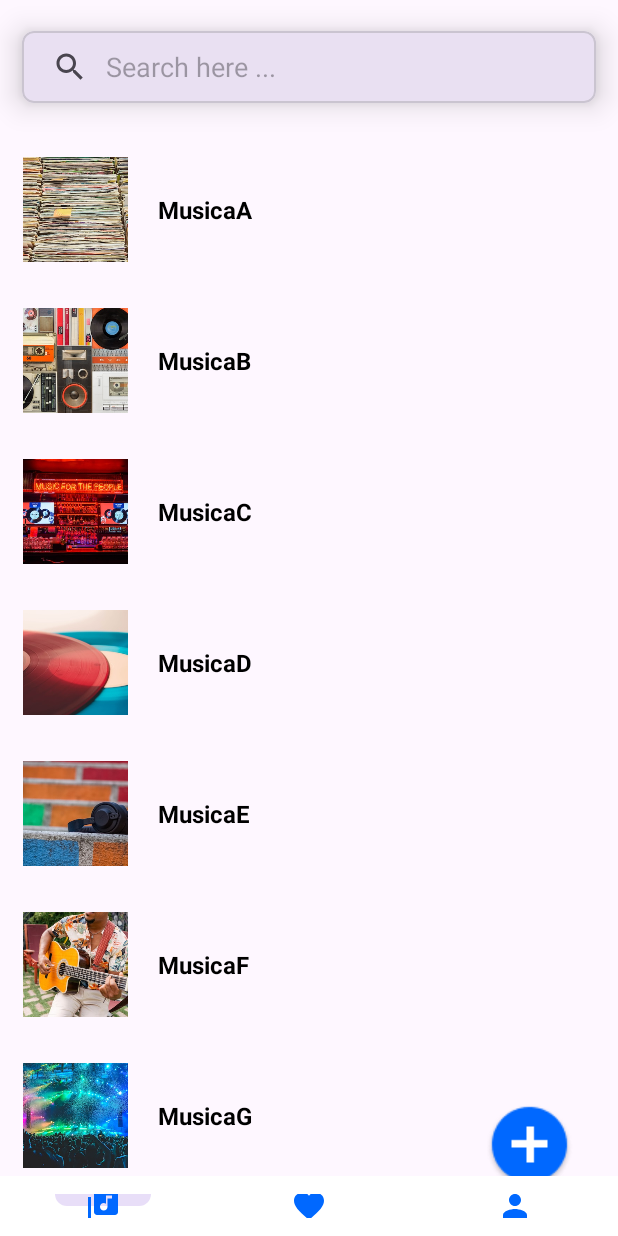
After one commit to JuanHenriq/ichords, an Android app: the BibliotecaActivity screen opened directly, with no data from a screen before it, on a phone screen of 412 x 824 dp. The commit adds this screen. Run offline under Robolectric (Android 15) with nearby library versions, the phone set to English and light mode, and no system bars.

Commit message:
Projeto Atualizado 21/11

```diff
--- a/app/src/main/AndroidManifest.xml
+++ b/app/src/main/AndroidManifest.xml
@@ -41,5 +41,9 @@
             android:name=".ResultActivity"
             android:exported="false" />
 
+        <activity
+            android:name=".BibliotecaActivity"
+            android:exported="false" />
+
     </application>
 </manifest>
--- /dev/null
+++ b/app/src/main/java/com/example/ichords/BibliotecaActivity.kt
@@ -0,0 +1,77 @@
+package com.example.ichords
+
+import android.os.Bundle
+import android.widget.Toast
+import androidx.appcompat.app.AppCompatActivity
+import androidx.appcompat.widget.SearchView
+import androidx.recyclerview.widget.LinearLayoutManager
+import androidx.recyclerview.widget.RecyclerView
+import java.util.*
+
+class BibliotecaActivity : AppCompatActivity() {
+
+    private lateinit var recyclerView: RecyclerView
+    private lateinit var searchView: SearchView
+    private var mList = ArrayList<BibliotecaData>()
+    private lateinit var adapter: BibliotecaAdapter
+
+
+
+
+    override fun onCreate(savedInstanceState: Bundle?) {
+
+        super.onCreate(savedInstanceState)
+        setContentView(R.layout.activity_biblioteca)
+
+        recyclerView = findViewById(R.id.recyclerView)
+        searchView = findViewById(R.id.searchView)
+
+        recyclerView.setHasFixedSize(true)
+        recyclerView.layoutManager = LinearLayoutManager(this)
+        addDataToList()
+        adapter = BibliotecaAdapter(mList)
+        recyclerView.adapter = adapter
+
+        searchView.setOnQueryTextListener(object : SearchView.OnQueryTextListener {
+            override fun onQueryTextSubmit(query: String?): Boolean {
+                return false
+            }
+
+            override fun onQueryTextChange(newText: String?): Boolean {
+                filterList(newText)
+                return true
+            }
+
+        })
+
+    }
+
+    private fun filterList(query: String?) {
+
+        if (query != null) {
+            val filteredList = ArrayList<BibliotecaData>()
+            for (i in mList) {
+                if (i.title.lowercase(Locale.ROOT).contains(query)) {
+                    filteredList.add(i)
+                }
+            }
+
+            if (filteredList.isEmpty()) {
+                Toast.makeText(this, "No Data found", Toast.LENGTH_SHORT).show()
+            } else {
+                adapter.setFilteredList(filteredList)
+            }
+        }
+    }
+
+    private fun addDataToList() {
+        mList.add(BibliotecaData("MusicaA", R.drawable.music_a))
+        mList.add(BibliotecaData("MusicaB", R.drawable.music_b))
+        mList.add(BibliotecaData("MusicaC", R.drawable.music_c))
+        mList.add(BibliotecaData("MusicaD", R.drawable.music_d))
+        mList.add(BibliotecaData("MusicaE", R.drawable.music_e))
+        mList.add(BibliotecaData("MusicaF", R.drawable.music_f))
+        mList.add(BibliotecaData("MusicaG", R.drawable.music_g))
+    }
+
+}
--- /dev/null
+++ b/app/src/main/java/com/example/ichords/BibliotecaAdapter.kt
@@ -0,0 +1,36 @@
+package com.example.ichords
+
+import android.view.LayoutInflater
+import android.view.View
+import android.view.ViewGroup
+import android.widget.ImageView
+import android.widget.TextView
+import androidx.recyclerview.widget.RecyclerView
+
+class BibliotecaAdapter(var mList: List<BibliotecaData>) :
+    RecyclerView.Adapter<BibliotecaAdapter.BibliotecaViewHolder>() {
+
+    inner class BibliotecaViewHolder(itemView: View) : RecyclerView.ViewHolder(itemView) {
+        val logo : ImageView = itemView.findViewById(R.id.logoIv)
+        val titleTv : TextView = itemView.findViewById(R.id.titleTv)
+    }
+
+    fun setFilteredList(mList: List<BibliotecaData>){
+        this.mList = mList
+        notifyDataSetChanged()
+    }
+
+    override fun onCreateViewHolder(parent: ViewGroup, viewType: Int): BibliotecaViewHolder {
+        val view = LayoutInflater.from(parent.context).inflate(R.layout.each_item , parent , false)
+        return BibliotecaViewHolder(view)
+    }
+
+    override fun onBindViewHolder(holder: BibliotecaViewHolder, position: Int) {
+        holder.logo.setImageResource(mList[position].logo)
+        holder.titleTv.text = mList[position].title
+    }
+
+    override fun getItemCount(): Int {
+      return mList.size
+    }
+}
--- /dev/null
+++ b/app/src/main/java/com/example/ichords/BibliotecaData.kt
@@ -0,0 +1,3 @@
+package com.example.ichords
+
+data class BibliotecaData(val title : String , val logo : Int)
--- a/app/src/main/java/com/example/ichords/HomeActivity.kt
+++ b/app/src/main/java/com/example/ichords/HomeActivity.kt
@@ -23,35 +23,39 @@ class HomeActivity : AppCompatActivity() {
                 val homeIntent = Intent(this, HomeActivity::class.java)
                 startActivity(homeIntent)
 
-
                 val startIntent = Intent(this, StartActivity::class.java)
                 startActivity(startIntent)
-
 
                 finish()
             }, 2000)
         }
+
+        val imageViewClickable1 = findViewById<ImageView>(R.id.imageViewClickable1)
+        imageViewClickable1.setOnClickListener {
+            val bibliotecaIntent = Intent(this, BibliotecaActivity::class.java)
+            startActivity(bibliotecaIntent)
+        }
+
         val bottomNavigation = findViewById<BottomNavigationView>(R.id.bottom_navigation)
 
         bottomNavigation.setOnNavigationItemSelectedListener { item ->
             when (item.itemId) {
                 R.id.menu_home -> {
-                    startActivity(Intent(this, HomeActivity::class.java))
+                    // Mantenha a tela atual (HomeActivity)
                     true
                 }
                 R.id.menu_favorites -> {
-
-                   //startActivity(Intent(this, FavoritosActivity::class.java))
+                    // Inicie a atividade de favoritos, se necessário
+                    // startActivity(Intent(this, FavoritosActivity::class.java))
                     true
                 }
                 R.id.menu_profile -> {
-
-                    //startActivity(Intent(this, ProfileActivity::class.java))
+                    // Inicie a atividade do perfil, se necessário
+                    // startActivity(Intent(this, ProfileActivity::class.java))
                     true
                 }
                 else -> false
             }
         }
-
     }
-    }
+}
--- a/app/src/main/java/com/example/ichords/QuizActivity.kt
+++ b/app/src/main/java/com/example/ichords/QuizActivity.kt
@@ -41,7 +41,7 @@ class QuizActivity : AppCompatActivity() {
         questionsList.add(QuestionModel("Pergunta A", "Resposta A", "Resposta B", "Resposta C", "Resposta D", "Resposta A"))
         questionsList.add(QuestionModel("Pergunta B", "Resposta A", "Resposta B", "Resposta C", "Resposta D", "Resposta B"))
         questionsList.add(QuestionModel("Pergunta C?", "Resposta A", "Resposta B", "Resposta C", "Resposta D", "Resposta C"))
-        questionsList.add(QuestionModel("Pergunta D?", "Resposta A", "Resposta B", "Resposta C", "Resposta D", "RESPOSTA D"))
+        questionsList.add(QuestionModel("Pergunta D?", "Resposta A", "Resposta B", "Resposta C", "Resposta D", "Resposta D"))
         questionsList.add(QuestionModel("Pergunta E", "Resposta A", "Resposta B", "Resposta C", "Resposta D", "Resposta A"))
 
         questionModel = questionsList[index]
--- /dev/null
+++ b/app/src/main/res/layout/activity_biblioteca.xml
@@ -0,0 +1,68 @@
+<?xml version="1.0" encoding="utf-8"?>
+<androidx.constraintlayout.widget.ConstraintLayout
+    xmlns:android="http://schemas.android.com/apk/res/android"
+    xmlns:app="http://schemas.android.com/apk/res-auto"
+    xmlns:tools="http://schemas.android.com/tools"
+    android:layout_width="match_parent"
+    android:layout_height="match_parent"
+    tools:context=".BibliotecaActivity">
+
+    <com.google.android.material.card.MaterialCardView
+        android:id="@+id/materialCardView"
+        android:layout_width="0dp"
+        android:layout_height="wrap_content"
+        app:cardCornerRadius="8dp"
+        app:cardElevation="12dp"
+        app:cardUseCompatPadding="true"
+        app:layout_constraintEnd_toEndOf="parent"
+        app:layout_constraintHorizontal_bias="0.5"
+        app:layout_constraintStart_toStartOf="parent"
+        app:layout_constraintTop_toTopOf="parent">
+
+        <androidx.appcompat.widget.SearchView
+            android:id="@+id/searchView"
+            android:layout_width="match_parent"
+            android:layout_height="wrap_content"
+            app:iconifiedByDefault="false"
+            app:queryBackground="@android:color/transparent"
+            app:queryHint="Search here ..." />
+
+    </com.google.android.material.card.MaterialCardView>
+
+    <androidx.recyclerview.widget.RecyclerView
+        android:id="@+id/recyclerView"
+        android:layout_width="0dp"
+        android:layout_height="0dp"
+        app:layout_constraintBottom_toBottomOf="parent"
+        app:layout_constraintEnd_toEndOf="parent"
+        app:layout_constraintHorizontal_bias="0.5"
+        app:layout_constraintStart_toStartOf="parent"
+        app:layout_constraintTop_toBottomOf="@+id/materialCardView" />
+
+    <ImageButton
+        android:id="@+id/buttonAdd"
+        android:layout_width="wrap_content"
+        android:layout_height="wrap_content"
+        android:src="@drawable/add"
+        android:background="@null"
+        android:contentDescription="Adicionar"
+        android:layout_margin="30dp"
+        app:layout_constraintBottom_toBottomOf="parent"
+        app:layout_constraintEnd_toEndOf="parent"
+        />
+
+    <!-- Adicione a BottomNavigationView -->
+    <com.google.android.material.bottomnavigation.BottomNavigationView
+        android:id="@+id/bottom_navigation"
+        android:layout_width="0dp"
+        android:layout_height="40dp"
+        android:layout_alignParentBottom="true"
+        android:background="@android:color/white"
+        app:menu="@menu/bottom_navigation_menu"
+        app:labelVisibilityMode="unlabeled"
+        app:itemIconTint="#0068FF"
+        app:layout_constraintBottom_toBottomOf="parent"
+        app:layout_constraintEnd_toEndOf="parent"
+        app:layout_constraintStart_toStartOf="parent"
+        />
+</androidx.constraintlayout.widget.ConstraintLayout>
--- /dev/null
+++ b/app/src/main/res/layout/each_item.xml
@@ -0,0 +1,35 @@
+<androidx.constraintlayout.widget.ConstraintLayout android:layout_width="match_parent"
+    android:layout_height="wrap_content"
+    xmlns:app="http://schemas.android.com/apk/res-auto"
+    android:padding="15dp"
+    xmlns:android="http://schemas.android.com/apk/res/android">
+
+    <ImageView
+        android:id="@+id/logoIv"
+        android:layout_width="70dp"
+        android:layout_height="70dp"
+        android:src="@drawable/music_a"
+        android:scaleType="centerCrop"
+        app:layout_constraintBottom_toBottomOf="parent"
+        app:layout_constraintStart_toStartOf="parent"
+        app:layout_constraintTop_toTopOf="parent"
+        android:adjustViewBounds="true" />
+
+    <TextView
+        android:id="@+id/titleTv"
+        android:layout_width="wrap_content"
+        android:layout_height="match_parent"
+        android:layout_marginStart="20dp"
+        android:gravity="left"
+        android:text="Java"
+        android:textColor="@color/black"
+        android:textSize="16sp"
+        android:textStyle="bold"
+        app:layout_constraintBottom_toBottomOf="parent"
+        app:layout_constraintStart_toEndOf="@id/logoIv"
+        app:layout_constraintTop_toTopOf="parent" />
+
+
+
+
+</androidx.constraintlayout.widget.ConstraintLayout>
```
Also changed, not shown: app/src/main/res/drawable/add.png (added), app/src/main/res/drawable/music_a.jpg (added), app/src/main/res/drawable/music_b.jpg (added), app/src/main/res/drawable/music_c.jpg (added), app/src/main/res/drawable/music_d.jpg (added), app/src/main/res/drawable/music_e.jpg (added), app/src/main/res/drawable/music_f.jpg (added), app/src/main/res/drawable/music_g.jpg (added), app/src/main/res/drawable/violao.png (added).
